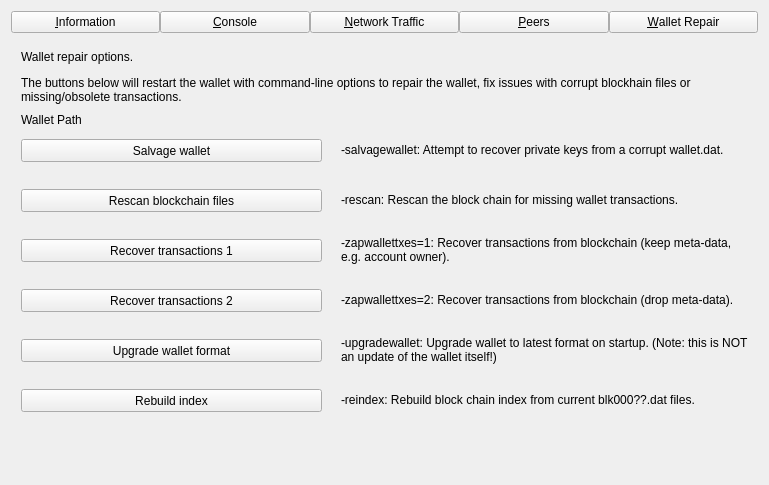
biblepay/biblepay, file src/qt/forms/debugwindow.ui: the form before one commit.
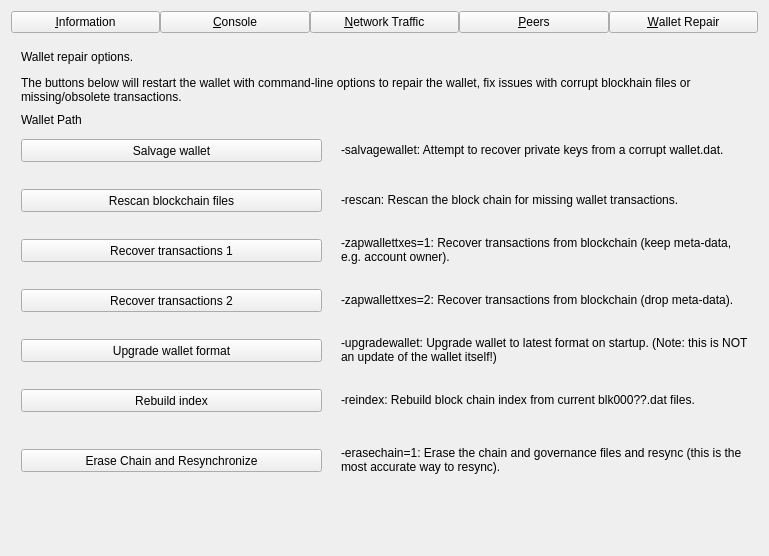
The form after the commit. The open tabs and pages were chosen to show the change. Icons and pictures are not drawn. Custom widgets are drawn as their Qt base class.

```diff
--- a/src/qt/forms/debugwindow.ui
+++ b/src/qt/forms/debugwindow.ui
@@ -7,7 +7,7 @@
     <x>0</x>
     <y>0</y>
     <width>769</width>
-    <height>485</height>
+    <height>556</height>
    </rect>
   </property>
   <property name="windowTitle">
@@ -1497,6 +1497,35 @@
         <string>Wallet Path</string>
        </property>
       </widget>
+      <widget class="QPushButton" name="btn_erasechain">
+       <property name="geometry">
+        <rect>
+         <x>10</x>
+         <y>410</y>
+         <width>301</width>
+         <height>23</height>
+        </rect>
+       </property>
+       <property name="text">
+        <string>Erase Chain and Resynchronize</string>
+       </property>
+      </widget>
+      <widget class="QLabel" name="label_repair_erasechain_1">
+       <property name="geometry">
+        <rect>
+         <x>330</x>
+         <y>400</y>
+         <width>411</width>
+         <height>41</height>
+        </rect>
+       </property>
+       <property name="text">
+        <string>-erasechain=1: Erase the chain and governance files and resync (this is the most accurate way to resync).</string>
+       </property>
+       <property name="wordWrap">
+        <bool>true</bool>
+       </property>
+      </widget>
      </widget>
     </widget>
    </item>
```
